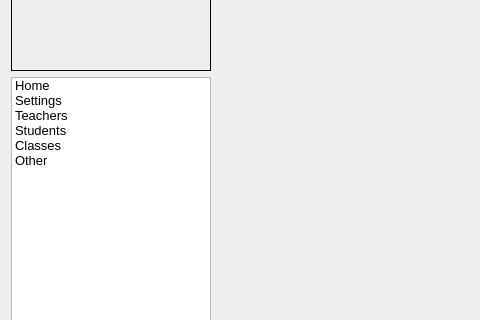
Before: the Qt Designer form adminmenuform.ui in thenewcoder/school-administration-system, drawn with Qt 5; both pictures show x 0 to 480 and y 90 to 410 of the 872 by 715 pixel window.
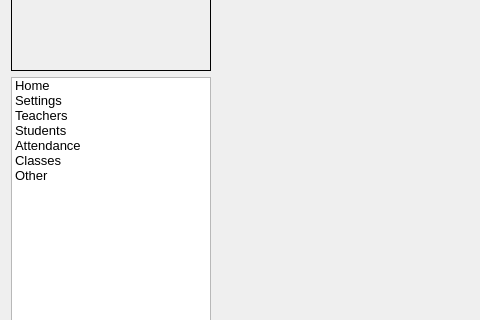
After: the same form once the commit is applied. Icons and pictures are not drawn.

Commit message: Added a menu item from attendance. Created the first draft of the attendance page. Created an EditAttendanceDialog. Added the necessary methods to the database to add class record, update class record and get a class record. Updated the database creation script.

Patch:
```diff
--- a/adminmenuform.ui
+++ b/adminmenuform.ui
@@ -133,6 +133,11 @@
          <string>Students</string>
         </property>
        </item>
+       <item>
+        <property name="text">
+         <string>Attendance</string>
+        </property>
+       </item>
        <item>
         <property name="text">
          <string>Classes</string>
```
Left out of the diff: 9 changed lines with no effect on the pictures. The commit also changes 14 other files.
